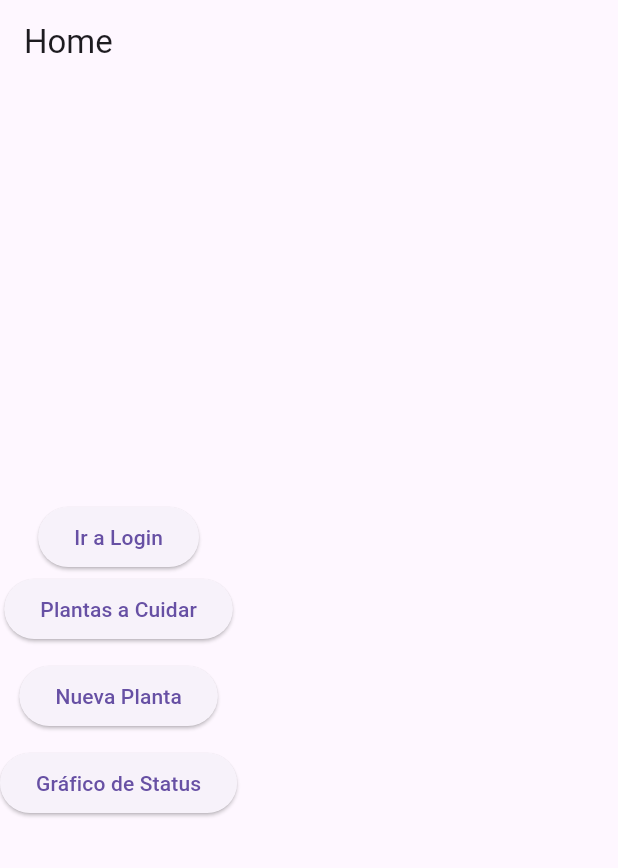
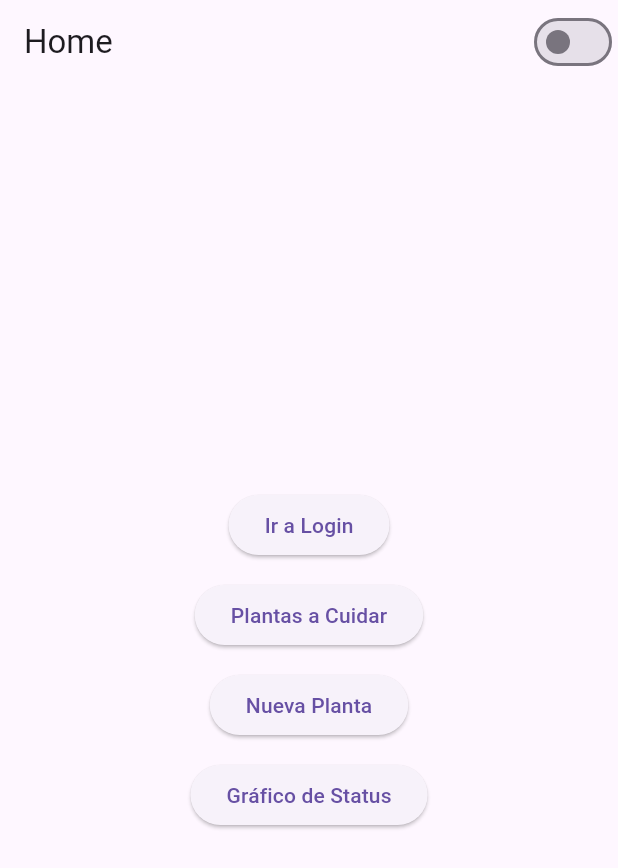
Before and after one commit to ImCqmilo/Proyecto-Final-Movil, a Flutter app: the screen it shows after launch, on a phone screen of 412 x 824 dp. Shown: the top 868 px of the screen. Run offline on Flutter 3.47's test engine with Material 3 defaults, Android fonts, the phone set to English and light mode, and no system bars; our stand-ins replace flutter_dotenv, go_router, shared_preferences.

Commit message:
switch a modo oscuro y centralizacion de los botones

```diff
--- a/lib/main.dart
+++ b/lib/main.dart
@@ -1,5 +1,7 @@
 import 'package:flutter/material.dart';
 import 'package:hola_mundo/routes/app_routes.dart';
+
+final ValueNotifier<ThemeMode> themeNotifier = ValueNotifier(ThemeMode.light);
 void main() {
   runApp(const MyApp());
 }
@@ -8,10 +10,23 @@ class MyApp extends StatelessWidget {
   const MyApp({super.key});
 
   @override
-  Widget build(BuildContext context) {
+  Widget build(BuildContext context,) {
+    return ValueListenableBuilder<ThemeMode>(
+      valueListenable: themeNotifier,
+      builder: (context, currentMode, _){
     return MaterialApp.router(
+      title: 'App sistema de Riego',
+      theme: ThemeData(
+        primarySwatch: Colors.cyan,
+        brightness: Brightness.light
+      ),
+      darkTheme: ThemeData.dark(),
+      themeMode: currentMode,
       routerConfig: appRouter,
       debugShowCheckedModeBanner: false,
+
+        );
+      },
     );
   }
 }
--- a/lib/routes/app_routes.dart
+++ b/lib/routes/app_routes.dart
@@ -1,19 +1,17 @@
 import 'package:go_router/go_router.dart';
+import 'package:hola_mundo/views/home_page.dart';
 import 'package:hola_mundo/views/Auth/login_page.dart';
 import 'package:hola_mundo/views/Auth/register_page.dart';
-import 'package:hola_mundo/views/home_page.dart';
+import 'package:hola_mundo/views/plants_view.dart';
 import 'package:hola_mundo/views/new_plant_view.dart';
-import 'package:hola_mundo/views/plants_view.dart';
 import 'package:hola_mundo/views/status_view.dart';
 
-
-
-final GoRouter appRouter  = GoRouter(
-  initialLocation: '/',
+final GoRouter appRouter = GoRouter(
+  initialLocation: '/homepage',
   routes: [
     GoRoute(
-      path: '/',
-      name: 'home',
+      path: '/homepage',
+      name: 'homepage',
       builder: (context, state) => const HomePage(),
     ),
     GoRoute(
@@ -26,7 +24,7 @@ final GoRouter appRouter  = GoRouter(
       name: 'register',
       builder: (context, state) => const RegisterPage(),
     ),
-     GoRoute(
+    GoRoute(
       path: '/plants',
       name: 'plants',
       builder: (context, state) => const PlantsView(),
--- a/lib/views/home_page.dart
+++ b/lib/views/home_page.dart
@@ -1,5 +1,6 @@
 import 'package:flutter/material.dart';
 import 'package:go_router/go_router.dart';
+import 'package:hola_mundo/main.dart'; // Asegúrate de importar donde está el themeNotifier
 
 class HomePage extends StatelessWidget {
   const HomePage({super.key});
@@ -7,29 +8,50 @@ class HomePage extends StatelessWidget {
  @override
 Widget build(BuildContext context) {
   return Scaffold(
-      appBar: AppBar(title: const Text('Home')),
-      body: Column(
-        mainAxisAlignment: MainAxisAlignment.center,
+    appBar: AppBar(
+      title: const Text('Home'),
+      actions: [
+        ValueListenableBuilder<ThemeMode>(
+          valueListenable: themeNotifier,
+          builder: (context, currentMode, _) {
+            return Switch(
+              value: currentMode == ThemeMode.dark,
+              onChanged: (value) {
+                themeNotifier.value =
+                    value ? ThemeMode.dark : ThemeMode.light;
+              },
+            );
+          },
+        ),
+      ],
+    ),
+    body: Center(
+      child: Column(
+        mainAxisAlignment: MainAxisAlignment.center, // Centra verticalmente
+        crossAxisAlignment: CrossAxisAlignment.center, // Centra horizontalmente
+        mainAxisSize: MainAxisSize.min,
         children: [
           ElevatedButton(
-            onPressed: () => context.push('/login'),
-            child: const Text('Ir a Login'),
+            onPressed: () => context.go('/login'),
+            child: const Text("Ir a Login"),
           ),
+          const SizedBox(height: 12),
           ElevatedButton(
-              onPressed: () => context.pushNamed('plants'),
-              child: const Text('Plantas a Cuidar'),
+            onPressed: () => context.go('/plants'),
+            child: const Text("Plantas a Cuidar"),
           ),
-            const SizedBox(height: 10),
+          const SizedBox(height: 12),
           ElevatedButton(
-              onPressed: () => context.pushNamed('newPlant'),
-              child: const Text('Nueva Planta'),
+            onPressed: () => context.go('/new-plant'),
+            child: const Text("Nueva Planta"),
           ),
-            const SizedBox(height: 10),
+          const SizedBox(height: 12),
           ElevatedButton(
-              onPressed: () => context.pushNamed('status'),
-              child: const Text('Gráfico de Status'),
+            onPressed: () => context.go('/status'),
+            child: const Text("Gráfico de Status"),
           ),
         ],
+      ),
     ),
   );
  }
```
Also changed, not shown: 1 other file. Lines whose indentation alone changed are shown as unchanged.
